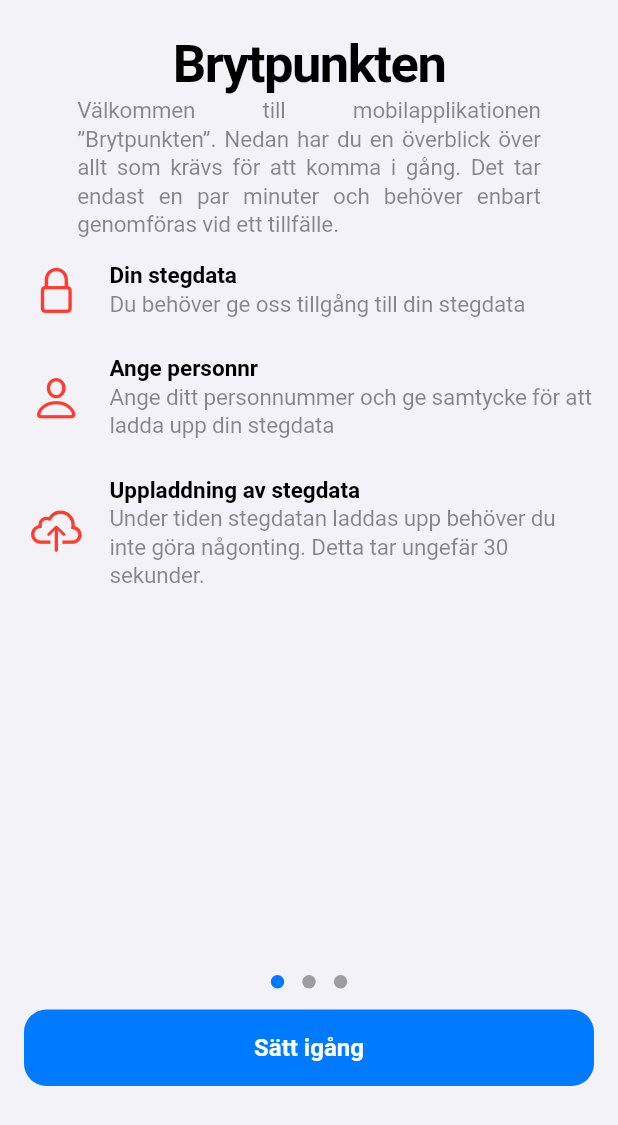
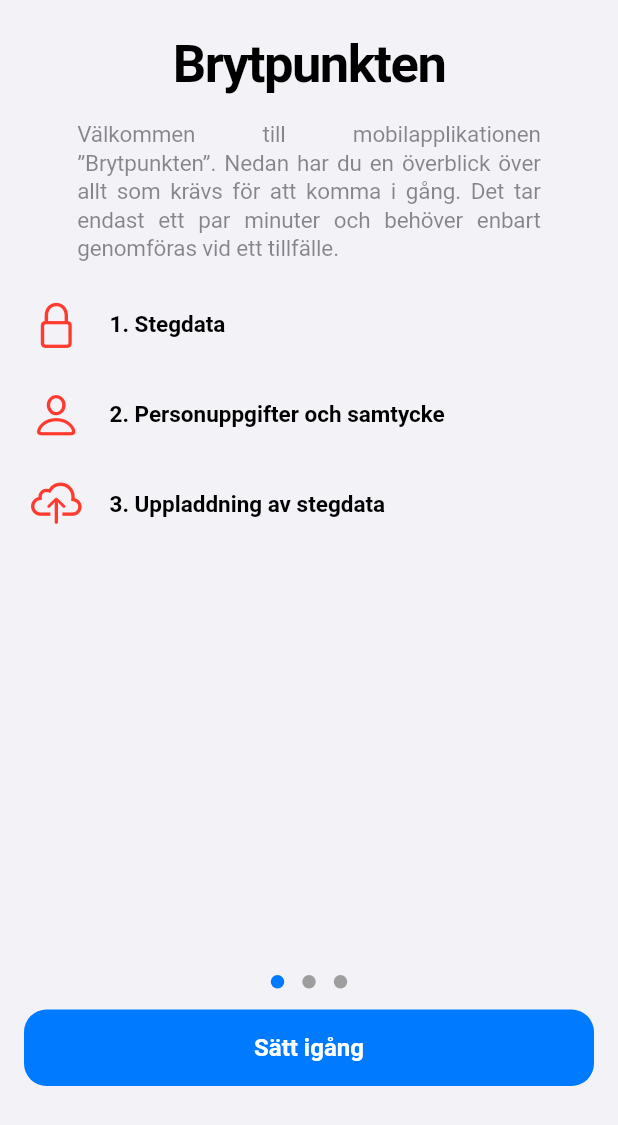
Before and after one commit to hci-gu/joint-replacement-movement, a Flutter app: the screen it shows after launch, on a phone screen of 412 x 824 dp. Shown: the top 1125 px of the screen. Run offline on Flutter 3.47's test engine with Material 3 defaults, Android fonts, the phone set to English and light mode, and no system bars; our stand-ins replace device_info_plus, dio, fl_chart, flutter_hooks, flutter_keyboard_visibility, hooks_riverpod and 2 more; missing offline and left inert: app_settings, personnummer; network calls fail.

Commit message:
Text updates and improve upload speed, new version bump

```diff
--- a/deploy/fracture/api.yaml
+++ b/deploy/fracture/api.yaml
@@ -18,7 +18,7 @@ spec:
           claimName: fracture-api-pv-claim
       containers:
         - name: fracture-api
-          image: 'appademin/fracture-api:0.1.3'
+          image: 'appademin/fracture-api:0.1.4'
           imagePullPolicy: Always
           ports:
             - containerPort: 8080
--- a/fracture_movement/lib/main.dart
+++ b/fracture_movement/lib/main.dart
@@ -8,6 +8,7 @@ import 'package:movement_code/storage.dart';
 void main() async {
   WidgetsFlutterBinding.ensureInitialized();
   Api().init('https://fracture-api.prod.appadem.in');
+  // Api().init('http://192.168.0.33:8090');
   // Api().init('https://fracture-api.prod.appadem.in');
   // Api().init('http://localhost:4000');
 
--- a/fracture_movement/lib/screens/introduction.dart
+++ b/fracture_movement/lib/screens/introduction.dart
@@ -36,7 +36,7 @@ class IntroductionScreen extends ConsumerWidget {
           OnboardingFeaturesPage(
             title: const Text('Brytpunkten'),
             description: const Text(
-              'Välkommen till mobilapplikationen ”Brytpunkten”. Nedan har du en överblick över allt som krävs för att komma i gång. Det tar endast en par minuter och behöver enbart genomföras vid ett tillfälle.',
+              'Välkommen till mobilapplikationen ”Brytpunkten”. Nedan har du en överblick över allt som krävs för att komma i gång. Det tar endast ett par minuter och behöver enbart genomföras vid ett tillfälle.',
             ),
             features: [
               OnboardingFeature(
@@ -44,37 +44,31 @@ class IntroductionScreen extends ConsumerWidget {
                   CupertinoIcons.lock,
                   color: CupertinoColors.systemRed.resolveFrom(context),
                 ),
-                title: const Text('Din stegdata'),
-                description: const Text(
-                  'Du behöver ge oss tillgång till din stegdata',
-                ),
+                title: const Text('1. Stegdata'),
+                description: const SizedBox.shrink(),
               ),
               OnboardingFeature(
                 icon: Icon(
                   CupertinoIcons.person,
                   color: CupertinoColors.systemRed.resolveFrom(context),
                 ),
-                title: const Text('Ange personnr'),
-                description: const Text(
-                  'Ange ditt personnummer och ge samtycke för att ladda upp din stegdata',
-                ),
+                title: const Text('2. Personuppgifter och samtycke'),
+                description: const SizedBox.shrink(),
               ),
               OnboardingFeature(
                 icon: Icon(
                   CupertinoIcons.cloud_upload,
                   color: CupertinoColors.systemRed.resolveFrom(context),
                 ),
-                title: const Text('Uppladdning av stegdata'),
-                description: const Text(
-                  'Under tiden stegdatan laddas upp behöver du inte göra någonting. Detta tar ungefär 30 sekunder.',
-                ),
+                title: const Text('3. Uppladdning av stegdata'),
+                description: const SizedBox.shrink(),
               ),
             ],
           ),
           const CupertinoOnboardingPage(
             title: Text('Din stegdata'),
             description: Text(
-              'Du behöver ge oss tillgång till din stegdata genom ”Hälsa” applikationen på din Iphone.',
+              'Du behöver ge oss tillgång till din stegdata genom ”Hälsa” applikationen på din Iphone.\n\n Se till att välj "Slå på alla" för att det ska fungera korrekt.',
             ),
             bodyPadding: EdgeInsets.zero,
             body: StepDataScreen(
@@ -92,7 +86,8 @@ class IntroductionScreen extends ConsumerWidget {
               crossAxisAlignment: CrossAxisAlignment.center,
               children: [
                 ref.watch(dataUploadProvider) == null
-                    ? const Text('Uppladding färdig, du kan nu stänga av appen')
+                    ? const Text(
+                        'Uppladdning färdig, du kan nu stänga av appen')
                     : const UploadProgress(),
               ],
             ),
--- a/fracture_movement/pubspec.yaml
+++ b/fracture_movement/pubspec.yaml
@@ -2,7 +2,7 @@ name: fracture_movement
 description: "A new Flutter project."
 publish_to: 'none' # Remove this line if you wish to publish to pub.dev
 
-version: 1.0.4+5
+version: 1.0.6+7
 
 environment:
   sdk: '>=3.2.3 <4.0.0'
--- a/shared_flutter/lib/components/onboarding/onboarding.dart
+++ b/shared_flutter/lib/components/onboarding/onboarding.dart
@@ -129,6 +129,7 @@ class CupertinoOnboardingPage extends StatelessWidget {
     required this.body,
     this.description,
     this.bodyPadding = const EdgeInsets.only(left: 20, right: 15),
+    this.descriptionPadding = const EdgeInsets.only(bottom: 0, top: 16),
     this.bodyToBottomSpacing = 0,
     this.titleFlex = 3,
     super.key,
@@ -138,6 +139,7 @@ class CupertinoOnboardingPage extends StatelessWidget {
   final Widget? description;
   final Widget body;
   final EdgeInsets bodyPadding;
+  final EdgeInsets descriptionPadding;
   final double bodyToBottomSpacing;
   final int titleFlex;
 
@@ -162,7 +164,7 @@ class CupertinoOnboardingPage extends StatelessWidget {
         ),
         if (description != null)
           Padding(
-            padding: const EdgeInsets.only(bottom: 16),
+            padding: descriptionPadding,
             child: DefaultTextStyle(
               textAlign: TextAlign.justify,
               style: TextStyle(
@@ -233,6 +235,7 @@ class OnboardingFeaturesPage extends StatelessWidget {
       description: description,
       bodyPadding: bodyPadding,
       bodyToBottomSpacing: bodyToBottomSpacing,
+      descriptionPadding: const EdgeInsets.only(bottom: 24, top: 16),
       titleFlex: titleFlex,
       body: ListView(
         children: [
```
Also changed, not shown: shared_flutter/lib/api.dart (+14 -1 lines), fracture_movement/pubspec.lock, 6 other files.
